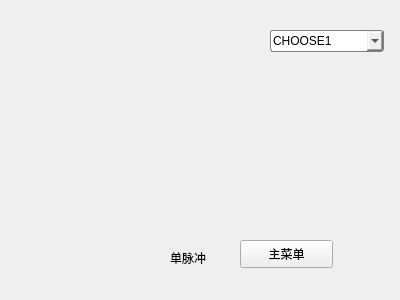
Qt form singlemode.ui (nntzhc/TMS_screen-database) before a commit.
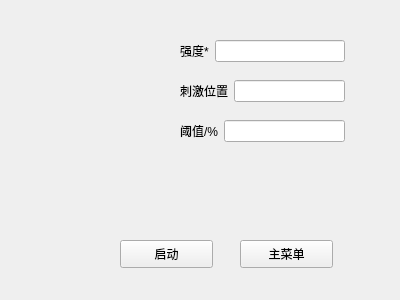
The same form after that commit.

Diff of the .ui file:
```diff
--- a/singlemode.ui
+++ b/singlemode.ui
@@ -26,45 +26,88 @@
     <string>主菜单</string>
    </property>
   </widget>
-  <widget class="QLabel" name="label">
+  <widget class="QPushButton" name="startButton">
    <property name="geometry">
     <rect>
-     <x>170</x>
-     <y>250</y>
-     <width>72</width>
-     <height>15</height>
+     <x>120</x>
+     <y>240</y>
+     <width>93</width>
+     <height>28</height>
     </rect>
    </property>
    <property name="text">
-    <string>单脉冲</string>
+    <string>启动</string>
    </property>
   </widget>
-  <widget class="QComboBox" name="comboBox">
+  <widget class="QWidget" name="layoutWidget">
    <property name="geometry">
     <rect>
-     <x>270</x>
-     <y>30</y>
-     <width>114</width>
+     <x>180</x>
+     <y>80</y>
+     <width>165</width>
      <height>22</height>
     </rect>
    </property>
-   <property name="styleSheet">
-    <string notr="true">border :  1px  solid  gray ;
-border-radius:  3px ;
-padding :  1px  2px  1px  2px ;
-min-width :  9em ;  
-</string>
+   <layout class="QGridLayout" name="gridLayout_2">
+    <item row="0" column="2">
+     <widget class="QLineEdit" name="positionEdit"/>
+    </item>
+    <item row="0" column="1">
+     <widget class="QLabel" name="label_2">
+      <property name="text">
+       <string>刺激位置</string>
+      </property>
+     </widget>
+    </item>
+   </layout>
+  </widget>
+  <widget class="QWidget" name="layoutWidget_2">
+   <property name="geometry">
+    <rect>
+     <x>180</x>
+     <y>120</y>
+     <width>165</width>
+     <height>22</height>
+    </rect>
    </property>
-   <item>
-    <property name="text">
-     <string>CHOOSE1</string>
-    </property>
-   </item>
-   <item>
-    <property name="text">
-     <string>CHOOSE2</string>
-    </property>
-   </item>
+   <layout class="QGridLayout" name="gridLayout_3">
+    <item row="0" column="0">
+     <widget class="QLabel" name="label_3">
+      <property name="text">
+       <string>阈值/%</string>
+      </property>
+     </widget>
+    </item>
+    <item row="0" column="1">
+     <widget class="QLineEdit" name="thresholdEdit">
+      <property name="text">
+       <string/>
+      </property>
+     </widget>
+    </item>
+   </layout>
+  </widget>
+  <widget class="QWidget" name="layoutWidget">
+   <property name="geometry">
+    <rect>
+     <x>180</x>
+     <y>40</y>
+     <width>165</width>
+     <height>22</height>
+    </rect>
+   </property>
+   <layout class="QGridLayout" name="gridLayout">
+    <item row="0" column="0">
+     <widget class="QLabel" name="label">
+      <property name="text">
+       <string>强度*</string>
+      </property>
+     </widget>
+    </item>
+    <item row="0" column="1">
+     <widget class="QLineEdit" name="powerEdit"/>
+    </item>
+   </layout>
   </widget>
  </widget>
  <resources/>
```
